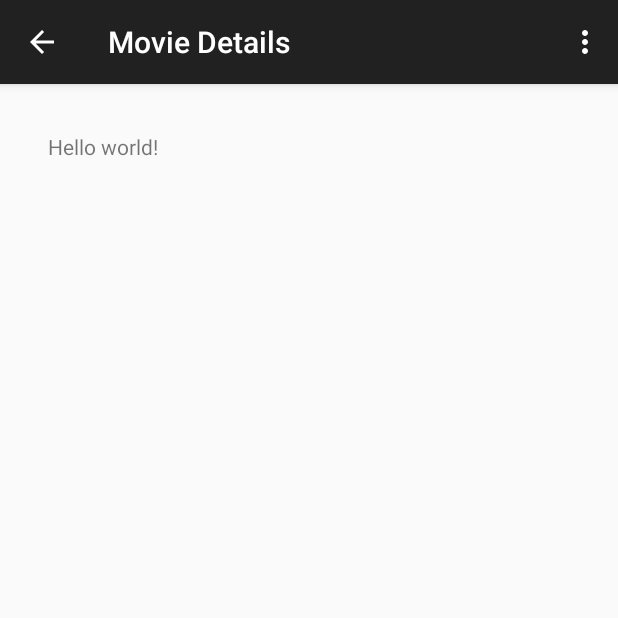
After one commit to VTChevalier/GridViewE, an Android app: the DetailActivity screen opened directly, with no data from a screen before it, on a phone screen of 412 x 824 dp, the top half of it. The commit adds this screen. Run offline under Robolectric (Android 15) with nearby library versions, the phone set to English and light mode, and no system bars.

Commit message:
Added Intent for Movie Details, passes movie image link for now...

```diff
--- /dev/null
+++ b/app/src/main/java/com/example/android/popularmovies/DetailActivity.java
@@ -0,0 +1,77 @@
+package com.example.android.popularmovies;
+
+import android.content.Intent;
+import android.support.v4.app.Fragment;
+import android.support.v7.app.AppCompatActivity;
+import android.os.Bundle;
+import android.util.Log;
+import android.view.LayoutInflater;
+import android.view.Menu;
+import android.view.MenuItem;
+import android.view.View;
+import android.view.ViewGroup;
+import android.widget.TextView;
+
+public class DetailActivity extends AppCompatActivity {
+
+    @Override
+    protected void onCreate(Bundle savedInstanceState) {
+        super.onCreate(savedInstanceState);
+        setContentView(R.layout.activity_detail);
+        if (savedInstanceState == null) {
+            getSupportFragmentManager().beginTransaction()
+                    .add(R.id.detail_container, new DetailActivityFragment())
+                    .commit();
+        }
+    }
+
+
+    @Override
+    public boolean onCreateOptionsMenu(Menu menu) {
+        // Inflate the menu; this adds items to the action bar if it is present.
+        getMenuInflater().inflate(R.menu.menu_detail, menu);
+        return true;
+    }
+
+    @Override
+    public boolean onOptionsItemSelected(MenuItem item) {
+        // Handle action bar item clicks here. The action bar will
+        // automatically handle clicks on the Home/Up button, so long
+        // as you specify a parent activity in AndroidManifest.xml.
+        int id = item.getItemId();
+
+        //noinspection SimplifiableIfStatement
+        if (id == R.id.action_settings) {
+            return true;
+        }
+
+        return super.onOptionsItemSelected(item);
+    }
+
+    /**
+     * A placeholder fragment containing a simple view.
+     */
+    public static class DetailActivityFragment extends Fragment {
+        private static final String LOG_TAG = DetailActivityFragment.class.getSimpleName();
+        private String mMovieStr;
+
+        public DetailActivityFragment() {
+        }
+
+        @Override
+        public View onCreateView(LayoutInflater inflater, ViewGroup container,
+                                 Bundle savedInstanceState) {
+            // The detail Activity called via intent.  Inspect the intent for forecast data.
+            Intent intent = getActivity().getIntent();
+            View rootView = inflater.inflate(R.layout.fragment_detail, container, false);
+            Log.v(LOG_TAG, "Forecast Text: " + intent.getStringExtra(Intent.EXTRA_TEXT));
+            if (intent != null && intent.hasExtra(Intent.EXTRA_TEXT)) {
+                mMovieStr = intent.getStringExtra(Intent.EXTRA_TEXT);
+                ((TextView) rootView.findViewById(R.id.detail_text))
+                        .setText(mMovieStr);
+            }
+
+            return rootView;
+        }
+    }
+}
--- /dev/null
+++ b/app/src/main/res/layout/activity_detail.xml
@@ -0,0 +1,11 @@
+<RelativeLayout xmlns:android="http://schemas.android.com/apk/res/android"
+    xmlns:tools="http://schemas.android.com/tools"
+    android:id="@+id/detail_container"
+    android:layout_width="match_parent"
+    android:layout_height="match_parent" android:paddingLeft="@dimen/activity_horizontal_margin"
+    android:paddingRight="@dimen/activity_horizontal_margin"
+    android:paddingTop="@dimen/activity_vertical_margin"
+    android:paddingBottom="@dimen/activity_vertical_margin"
+    tools:context="com.example.android.popularmovies.DetailActivity">
+
+</RelativeLayout>
--- /dev/null
+++ b/app/src/main/res/layout/fragment_detail.xml
@@ -0,0 +1,18 @@
+<RelativeLayout
+    xmlns:android="http://schemas.android.com/apk/res/android"
+    xmlns:tools="http://schemas.android.com/tools"
+    android:layout_width="match_parent"
+    android:layout_height="match_parent"
+    android:paddingLeft="@dimen/activity_horizontal_margin"
+    android:paddingRight="@dimen/activity_horizontal_margin"
+    android:paddingTop="@dimen/activity_vertical_margin"
+    android:paddingBottom="@dimen/activity_vertical_margin"
+    tools:context="com.example.android.sunshine.app.DetailActivityFragment">
+
+    <TextView
+        android:id="@+id/detail_text"
+        android:text="@string/hello_world"
+        android:layout_width="wrap_content"
+        android:layout_height="wrap_content" />
+
+</RelativeLayout>
--- /dev/null
+++ b/app/src/main/res/menu/menu_detail.xml
@@ -0,0 +1,7 @@
+<menu xmlns:android="http://schemas.android.com/apk/res/android"
+    xmlns:app="http://schemas.android.com/apk/res-auto"
+    xmlns:tools="http://schemas.android.com/tools"
+    tools:context="com.example.android.popularmovies.DetailActivity">
+    <item android:id="@+id/action_settings" android:title="@string/action_settings"
+        android:orderInCategory="100" app:showAsAction="never" />
+</menu>
--- a/app/src/main/res/values/strings.xml
+++ b/app/src/main/res/values/strings.xml
@@ -4,6 +4,5 @@
     <string name="hello_world">Hello world!</string>
     <string name="action_settings">Settings</string>
 
-<!-- TODO: Remove or change this placeholder text -->
-    <string name="hello_blank_fragment">Hello blank fragment</string>
+    <string name="title_activity_detail">Movie Details</string>
 </resources>
```
Also changed, not shown: app/src/main/AndroidManifest.xml (+10 -1 lines), app/src/main/java/com/example/android/popularmovies/MainFragment.java (+21 -0 lines).
